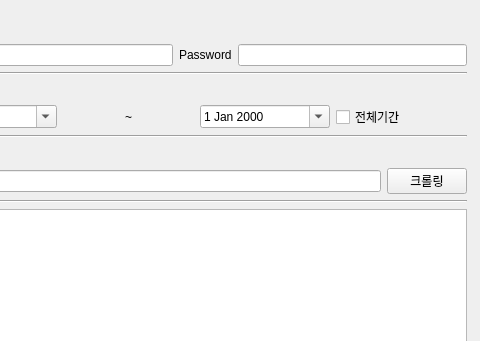
This is instagram/crawl_feed.ui in alsoj/sideproejct as Qt 5 draws it before an edit; both pictures show x 84 to 564 and y 0 to 341 of the 564 by 604 pixel window. The edited form follows.
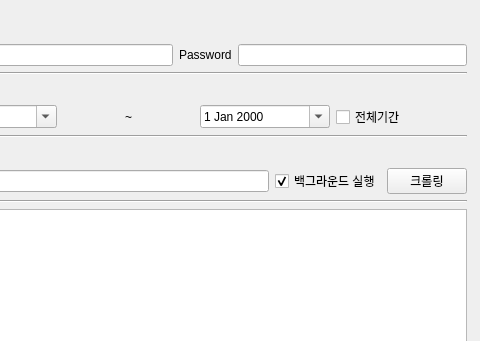
This is the edited form.

Commit message: 피드 추출 크롬드라이버 연결 수정

Patch:
```diff
--- a/instagram/crawl_feed.ui
+++ b/instagram/crawl_feed.ui
@@ -17,7 +17,7 @@
    <bool>false</bool>
   </property>
   <widget class="QWidget" name="centralwidget">
-   <widget class="QWidget" name="">
+   <widget class="QWidget" name="layoutWidget">
     <property name="geometry">
      <rect>
       <x>10</x>
@@ -146,6 +146,16 @@
        <item>
         <widget class="QLineEdit" name="edit_target_id"/>
        </item>
+       <item>
+        <widget class="QCheckBox" name="check_background">
+         <property name="text">
+          <string>백그라운드 실행</string>
+         </property>
+         <property name="checked">
+          <bool>true</bool>
+         </property>
+        </widget>
+       </item>
        <item>
         <widget class="QPushButton" name="btn_start">
          <property name="text">
```
The commit also changes 1 other file.
